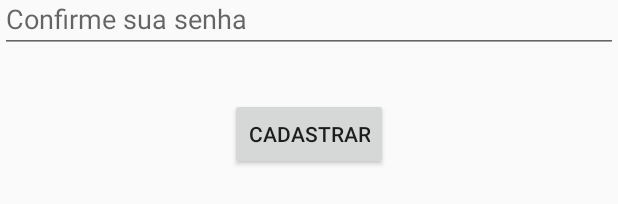
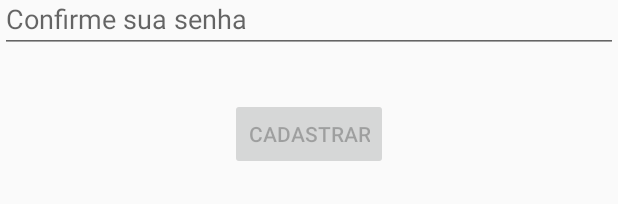
Before and after one commit to nichene/Hmenon, an Android app: the layout activity_cadastro.xml on its own in the app's theme, with its tools: preview values and no code run, on a phone screen of 412 x 824 dp. Shown: the part 735-939 px from the top of the screen. Run offline under Robolectric (Android 15) with nearby library versions, the phone set to English and light mode, and no system bars.

Commit message:
Botões habilitados apenas quando textos estiverem preenchidos!

```diff
--- a/Hmenon2/app/src/main/res/layout/activity_cadastro.xml
+++ b/Hmenon2/app/src/main/res/layout/activity_cadastro.xml
@@ -55,7 +55,8 @@
         android:text="Cadastrar"
         android:layout_below="@+id/edtConfirme"
         android:layout_centerHorizontal="true"
-        android:layout_marginTop="30dp" />
+        android:layout_marginTop="30dp"
+        android:enabled="false" />
 
 
 </RelativeLayout>
--- a/Hmenon2/app/src/main/res/layout/activity_login.xml
+++ b/Hmenon2/app/src/main/res/layout/activity_login.xml
@@ -64,7 +64,8 @@
         android:text="@string/login"
         android:layout_below="@+id/edtSenha"
         android:layout_toRightOf="@+id/btnCadastrar"
-        android:layout_toEndOf="@+id/btnCadastrar" />
+        android:layout_toEndOf="@+id/btnCadastrar"
+        android:enabled="false" />
 
 
 </RelativeLayout>
```
Also changed, not shown: Hmenon2/app/src/main/java/com/ufrpe/hmenon/usuario/usuariogui/MainCadastrar.java (+23 -0 lines), Hmenon2/app/src/main/java/com/ufrpe/hmenon/usuario/usuariogui/MainLogin.java (+24 -0 lines).
